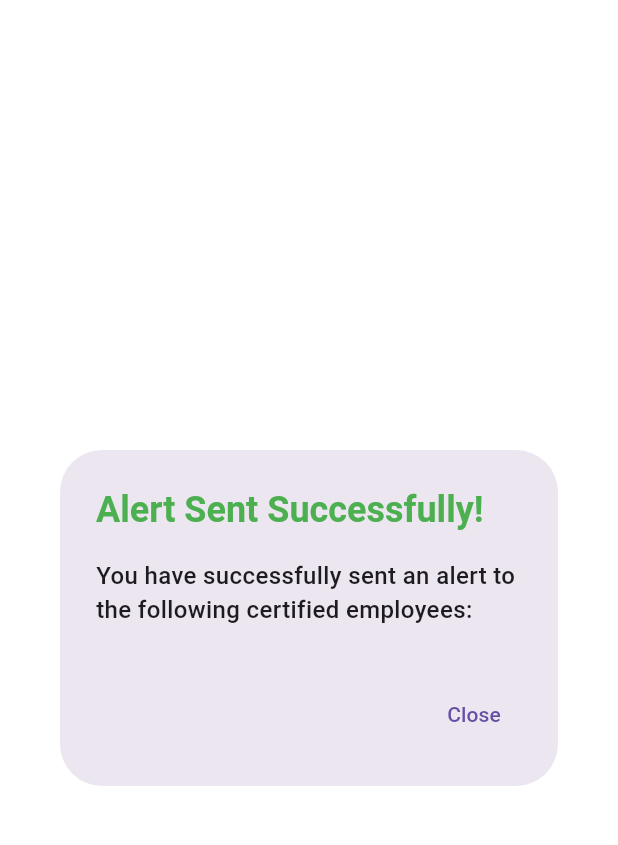
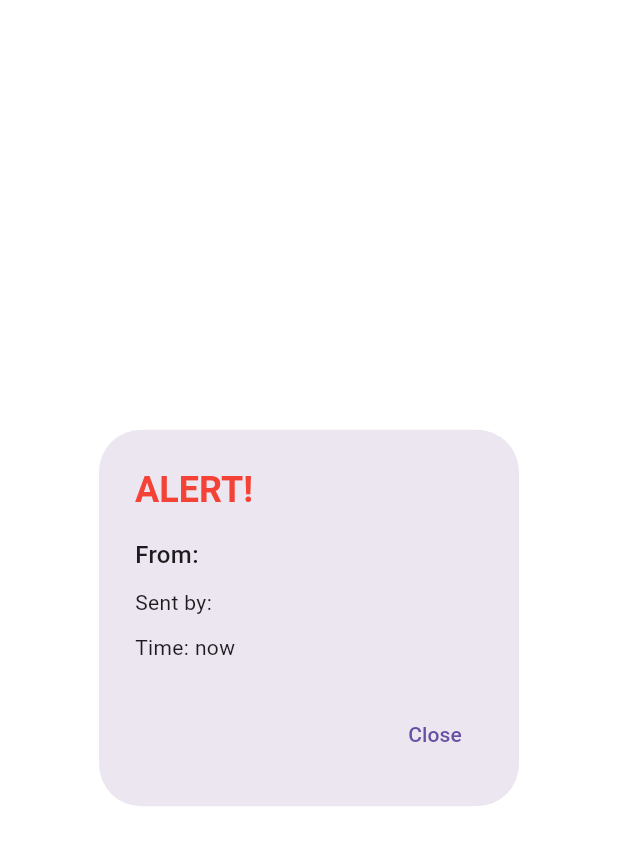
Before and after one commit to hugo-cacciatori/epsi-workshop-groupe4, a Flutter app: the AlertPopup widget shown alone on an empty page, opened directly with empty values, on a phone screen of 412 x 824 dp. Shown: the top 845 px of the screen. Run offline on Flutter 3.47's test engine with Material 3 defaults, Android fonts, the phone set to English and light mode, and no system bars; our stand-ins replace audioplayers, cloud_firestore, firebase_core, vibration; accounts and stored records are empty.

Commit message:
sound alert

```diff
--- a/lib/main.dart
+++ b/lib/main.dart
@@ -1,10 +1,7 @@
 import 'package:alertchain/views/auth_page.dart';
-import 'package:alertchain/views/user_dashboard_page.dart';
 import 'package:flutter/material.dart';
 import 'package:firebase_core/firebase_core.dart';
-import 'package:cloud_firestore/cloud_firestore.dart';
 import 'firebase_options.dart';
-import 'views/admin_dashboard_page.dart';
 
 void main() async {
   WidgetsFlutterBinding.ensureInitialized();
--- a/lib/models/alert.dart
+++ b/lib/models/alert.dart
@@ -1,7 +1,8 @@
 import 'package:cloud_firestore/cloud_firestore.dart';
 
 class Alert {
-  final String senderID; // Add this field
+  final String id; // Field for unique ID
+  final String senderID;
   final String senderFirstName;
   final String senderLastName;
   final String senderProfilePictureUrl;
@@ -9,7 +10,8 @@ class Alert {
   final String senderDepartmentName;
 
   Alert({
-    required this.senderID, // Include this in the constructor
+    required this.id, // Include this in the constructor
+    required this.senderID,
     required this.senderFirstName,
     required this.senderLastName,
     required this.senderProfilePictureUrl,
@@ -18,9 +20,12 @@ class Alert {
   });
 
   // Factory constructor to create Alert from Firestore document
-  factory Alert.fromFirestore(Map<String, dynamic> data) {
+  factory Alert.fromFirestore(DocumentSnapshot doc) {
+    final data =
+        doc.data() as Map<String, dynamic>; // Access document data directly
     return Alert(
-      senderID: data['senderID'] ?? '', // Add this mapping
+      id: doc.id, // Retrieve the document ID directly from the DocumentSnapshot
+      senderID: data['senderID'] ?? '',
       senderFirstName: data['senderFirstName'] ?? '',
       senderLastName: data['senderLastName'] ?? '',
       senderProfilePictureUrl: data['senderProfilePictureUrl'] ?? '',
--- a/lib/views/auth_page.dart
+++ b/lib/views/auth_page.dart
@@ -19,11 +19,11 @@ class _AuthPageState extends State<AuthPage> {
 
   Future<void> _login() async {
     // Retrieve the email and password
-    _emailController.text = "hugo.cacciatori@gmail.com";
+    // _emailController.text = "hugo.cacciatori@gmail.com";
     // lemecdelinfra@cloud.com // mon user non certifié
     // hugo.cacciatori@gmail.com // mon superadmin
     // certifieduser@gmail.com // mon user certifié
-    _passwordController.text = "test";
+    // _passwordController.text = "test";
     String email = _emailController.text.trim();
     String password = _passwordController.text.trim();
 
--- a/lib/widgets/alert_popup.dart
+++ b/lib/widgets/alert_popup.dart
@@ -1,126 +1,112 @@
+import 'package:alertchain/helpers/string_helper.dart';
+import 'package:flutter/material.dart';
 import 'package:cloud_firestore/cloud_firestore.dart';
-import 'package:flutter/material.dart';
 import 'package:alertchain/models/alert.dart';
-import 'package:alertchain/helpers/string_helper.dart';
 import 'package:alertchain/models/user.dart';
+import 'package:vibration/vibration.dart'; // For vibration
+import 'package:audioplayers/audioplayers.dart'; // For audio playback
 
-class AlertPopup extends StatelessWidget {
+class AlertPopup extends StatefulWidget {
   final Alert alert;
   final User currentUser;
-  final List<User> certifiedEmployees;
 
   AlertPopup({
     required this.alert,
     required this.currentUser,
-    required this.certifiedEmployees,
   });
 
   @override
+  _AlertPopupState createState() => _AlertPopupState();
+}
+
+class _AlertPopupState extends State<AlertPopup> {
+  late AudioPlayer _audioPlayer; // Player for audio
+  final int _vibrationDuration = 500; // Vibration duration in milliseconds
+
+  @override
+  void initState() {
+    super.initState();
+    _audioPlayer = AudioPlayer();
+    _playAlarmAndVibrate(); // Call the combined method
+  }
+
+  Future<void> _playAlarmAndVibrate() async {
+    await Future.wait([
+      _playAlarmSound(),
+      _vibratePhone(),
+    ]);
+  }
+
+  Future<void> _playAlarmSound() async {
+    await _audioPlayer
+        .setSource(AssetSource('ALARM.wav')); // Ensure the path is correct
+    await _audioPlayer.setVolume(1.0); // Set volume to maximum
+    await _audioPlayer.resume(); // Start playing the sound
+  }
+
+  Future<void> _vibratePhone() async {
+    if (await Vibration.hasVibrator() ?? false) {
+      await Vibration.vibrate(
+          duration: _vibrationDuration); // Vibrate for specified duration
+      await Future.delayed(
+          Duration(milliseconds: 500)); // Delay between vibrations
+      await Vibration.vibrate(duration: _vibrationDuration); // Vibrate again
+    }
+  }
+
+  @override
+  void dispose() {
+    _audioPlayer.dispose(); // Dispose the audio player
+    super.dispose();
+  }
+
+  @override
   Widget build(BuildContext context) {
-    // Check if the current user is the sender of the alert
-    bool isSentByCurrentUser = alert.senderID == currentUser.id;
-
     return AlertDialog(
       title: Text(
-        isSentByCurrentUser ? 'Alert Sent Successfully!' : 'ALERT!',
+        'ALERT!',
         style: TextStyle(
-          color: isSentByCurrentUser ? Colors.green : Colors.red,
+          color: Colors.red,
           fontWeight: FontWeight.bold,
         ),
       ),
       content: SingleChildScrollView(
-        // Allows for scrolling content
         child: Column(
-          // Use Column instead of ListView
-          mainAxisSize:
-              MainAxisSize.min, // Allow the column to take minimum height
+          mainAxisSize: MainAxisSize.min,
           crossAxisAlignment: CrossAxisAlignment.start,
           children: [
-            isSentByCurrentUser
-                ? _buildSentByCurrentUserContent()
-                : _buildReceivedAlertContent(),
+            Text(
+              'From: ${capitalize(widget.alert.senderDepartmentName)}',
+              style: TextStyle(fontSize: 16, fontWeight: FontWeight.w500),
+            ),
+            SizedBox(height: 10),
+            Text(
+              'Sent by: ${capitalize(widget.alert.senderFirstName)} ${capitalize(widget.alert.senderLastName)}',
+              style: TextStyle(fontSize: 14),
+            ),
+            SizedBox(height: 10),
+            Text(
+              'Time: ${calculateTimeAgo(widget.alert.timestamp)}',
+              style: TextStyle(fontSize: 14),
+            ),
           ],
         ),
       ),
       actions: [
         TextButton(
-          onPressed: () => Navigator.of(context).pop(),
+          onPressed: () {
+            _audioPlayer.stop(); // Stop sound on close
+            Navigator.of(context).pop();
+          },
           child: Text('Close'),
         ),
       ],
     );
   }
 
-  // Build content for when the alert was sent by the current user
-  Widget _buildSentByCurrentUserContent() {
-    return Column(
-      mainAxisSize: MainAxisSize.min,
-      crossAxisAlignment: CrossAxisAlignment.start,
-      children: [
-        Text(
-          'You have successfully sent an alert to the following certified employees:',
-          style: TextStyle(fontSize: 16, fontWeight: FontWeight.w500),
-        ),
-        SizedBox(height: 10),
-        _buildCertifiedEmployeesList(),
-      ],
-    );
-  }
-
-  // Build a list of certified employees
-  Widget _buildCertifiedEmployeesList() {
-    return Column(
-      // Use Column for list of employees
-      children: certifiedEmployees.map((employee) {
-        return ListTile(
-          leading: CircleAvatar(
-            backgroundImage: (employee.profilePictureUrl != null &&
-                    employee.profilePictureUrl!.isNotEmpty)
-                ? NetworkImage(employee.profilePictureUrl!)
-                : null,
-            backgroundColor: Colors.blueAccent,
-            child: (employee.profilePictureUrl == null ||
-                    employee.profilePictureUrl!.isEmpty)
-                ? Text(
-                    '${capitalize(employee.firstName[0])}${capitalize(employee.lastName[0])}',
-                    style: TextStyle(color: Colors.white),
-                  )
-                : null,
-          ),
-          title: Text(
-              '${capitalize(employee.firstName)} ${capitalize(employee.lastName)}'),
-        );
-      }).toList(),
-    );
-  }
-
-  // Build content for when the alert was received by the current user
-  Widget _buildReceivedAlertContent() {
-    return Column(
-      mainAxisSize: MainAxisSize.min,
-      crossAxisAlignment: CrossAxisAlignment.start,
-      children: [
-        Text(
-          'From: ${capitalize(alert.senderDepartmentName)} Department',
-          style: TextStyle(fontSize: 16, fontWeight: FontWeight.w500),
-        ),
-        SizedBox(height: 10),
-        Text(
-          'Sent by: ${capitalize(alert.senderFirstName)} ${capitalize(alert.senderLastName)}',
-          style: TextStyle(fontSize: 14),
-        ),
-        SizedBox(height: 10),
-        Text(
-          'Time: ${calculateTimeAgo(alert.timestamp)}',
-          style: TextStyle(fontSize: 14),
-        ),
-      ],
-    );
-  }
-
-  // Reusing the time ago calculation method from the AlertCard
+  // Calculate time ago for display
   String calculateTimeAgo(Timestamp timestamp) {
-    DateTime dateTime = timestamp.toDate(); // Convert Timestamp to DateTime
+    DateTime dateTime = timestamp.toDate();
     Duration difference = DateTime.now().difference(dateTime);
 
     if (difference.inSeconds < 30) {
--- a/pubspec.yaml
+++ b/pubspec.yaml
@@ -39,6 +39,8 @@ dependencies:
   cloud_firestore: ^5.4.4
   crypto: ^3.0.5
   intl: ^0.19.0
+  audioplayers: ^6.1.0
+  vibration: ^2.0.1
 
 dev_dependencies:
   flutter_test:
@@ -65,6 +67,7 @@ flutter:
   # To add assets to your application, add an assets section, like this:
   assets:
     - assets/AlertChain.png
+    - assets/ALARM.wav
 
   # An image asset can refer to one or more resolution-specific "variants", see
   # https://flutter.dev/to/resolution-aware-images
```
Also changed, not shown: lib/views/user_dashboard_page.dart (+32 -5 lines), lib/widgets/confirmation_popup.dart (added, +66 -0 lines), pubspec.lock, 1 other file.
